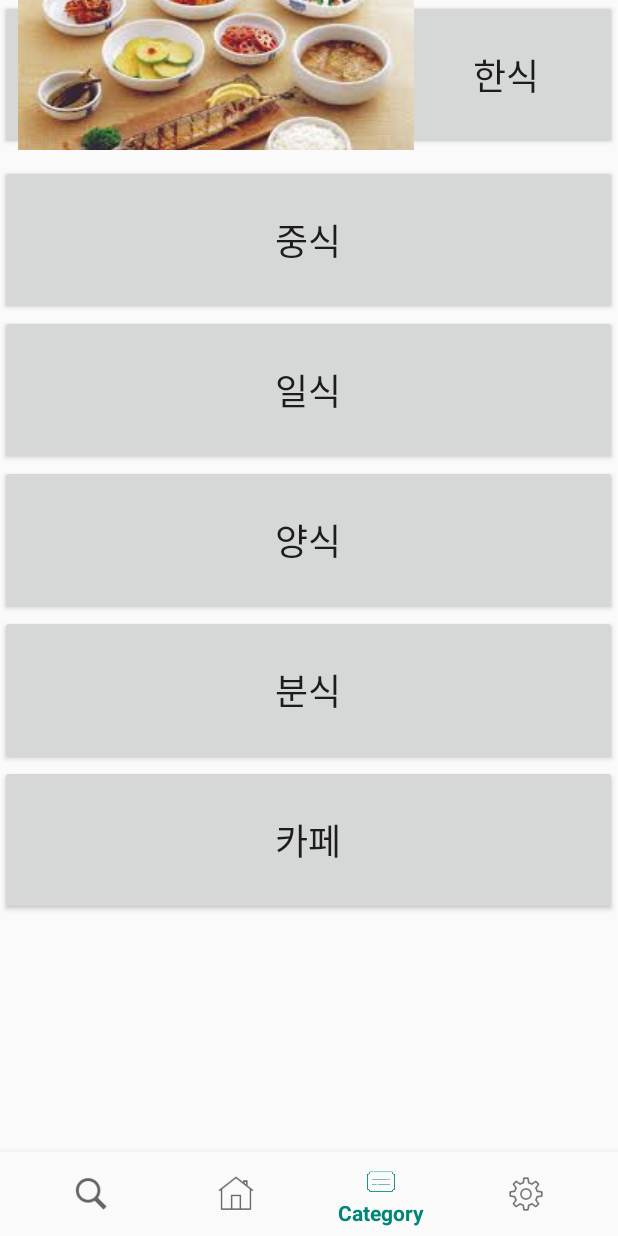
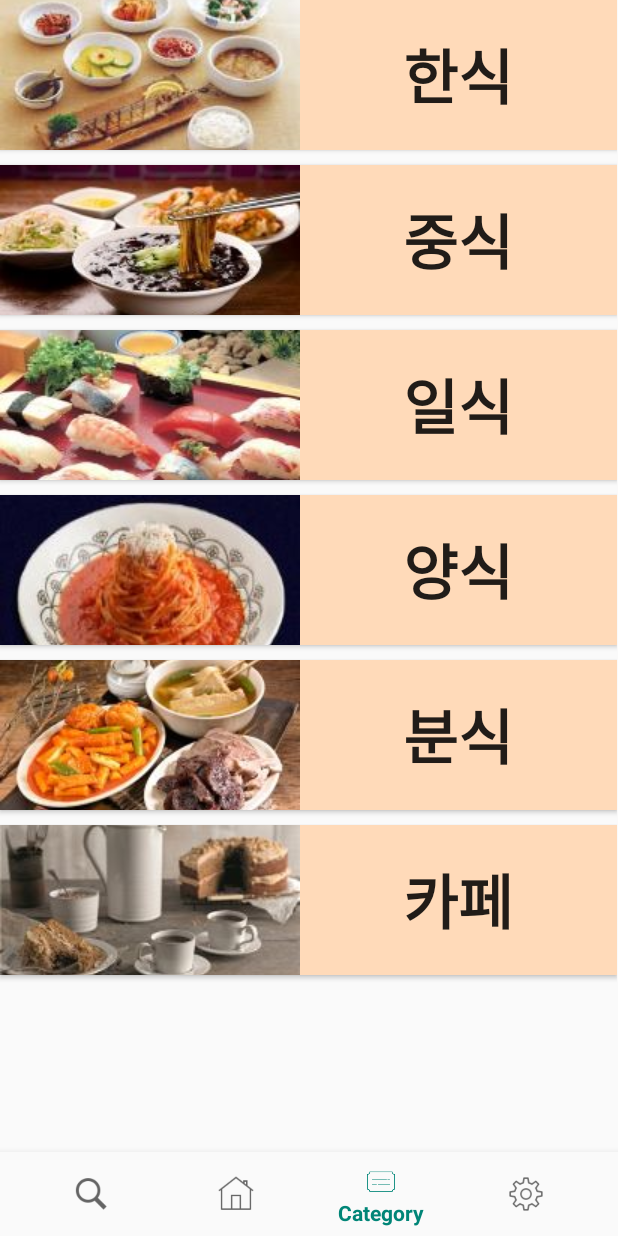
Before and after one commit to 2020-TermProject/ImGoing, an Android app: the screen it shows after launch (MainActivity), item 3 of the bottom bar chosen, on a phone screen of 412 x 824 dp. Run offline under Robolectric (Android 15) with nearby library versions, the phone set to English and light mode, and no system bars; libraries missing offline, so code that uses them is left out: com.kakao.auth; 1 statement that could not run was skipped.

Commit message:
카테고리 사진+이름

```diff
--- a/app/src/main/res/layout/fragment_category.xml
+++ b/app/src/main/res/layout/fragment_category.xml
@@ -16,43 +16,65 @@
         <Button
             android:layout_height="100dp"
             android:layout_width="411dp"
-            android:id="@+id/food"
+            android:id="@+id/koreanfood"
             android:drawableLeft="@drawable/hansik"
             android:layout_marginBottom="10dp"
             android:layout_gravity="center_horizontal"
-            android:textSize="24sp"
+            android:textSize="40dp"
+            android:textStyle="bold"
+            android:background="@color/colorPeachpuff"
             android:text="한식" />
-
-
 
         <Button
             android:layout_height="100dp"
             android:layout_width="411dp"
-            android:textSize="24sp"
+            android:id="@+id/chinesefood"
+            android:textSize="40dp"
+            android:textStyle="bold"
+            android:drawableLeft="@drawable/zhongsik"
+            android:layout_marginBottom="10dp"
+            android:layout_gravity="center_horizontal"
+            android:background="@color/colorPeachpuff"
             android:text="중식"/>
 
         <Button
             android:layout_height="100dp"
             android:layout_width="411dp"
-            android:textSize="24sp"
+            android:textSize="40dp"
+            android:textStyle="bold"
+            android:background="@color/colorPeachpuff"
+            android:drawableLeft="@drawable/ilsik"
+            android:layout_marginBottom="10dp"
             android:text="일식"/>
 
         <Button
             android:layout_height="100dp"
             android:layout_width="411dp"
-            android:textSize="24sp"
+            android:drawableLeft="@drawable/yangsik"
+            android:textSize="40dp"
+            android:textStyle="bold"
+            android:layout_marginBottom="10dp"
+            android:background="@color/colorPeachpuff"
             android:text="양식"/>
 
         <Button
             android:layout_height="100dp"
             android:layout_width="411dp"
-            android:textSize="24sp"
+            android:drawableLeft="@drawable/bunsik"
+            android:textSize="40dp"
+            android:layout_marginBottom="10dp"
+            android:textStyle="bold"
+            android:background="@color/colorPeachpuff"
             android:text="분식"/>
 
         <Button
             android:layout_height="100dp"
             android:layout_width="411dp"
-            android:textSize="24sp"
+            android:layout_marginBottom="10dp"
+            android:drawableLeft="@drawable/cafe"
+            android:textSize="40dp"
+            android:textStyle="bold"
+            android:background="@color/colorPeachpuff"
             android:text="카페"/>
 
     </LinearLayout>
--- a/app/src/main/res/values/colors.xml
+++ b/app/src/main/res/values/colors.xml
@@ -3,4 +3,7 @@
     <color name="colorPrimary">#008577</color>
     <color name="colorPrimaryDark">#00574B</color>
     <color name="colorAccent">#D81B60</color>
+    <color name="colorBlack">#000000</color>
+    <color name="colorBrown">#A52A2A</color>
+    <color name="colorPeachpuff">#FFDAB9</color>
 </resources>
```
Also changed, not shown: app/src/main/res/drawable/bunsik.jpg, app/src/main/res/drawable/cafe.jpg, app/src/main/res/drawable/hansik.jpg, app/src/main/res/drawable/ilsik.jpg, app/src/main/res/drawable/yangsik.jpg, app/src/main/res/drawable/zhongsik.jpg.
